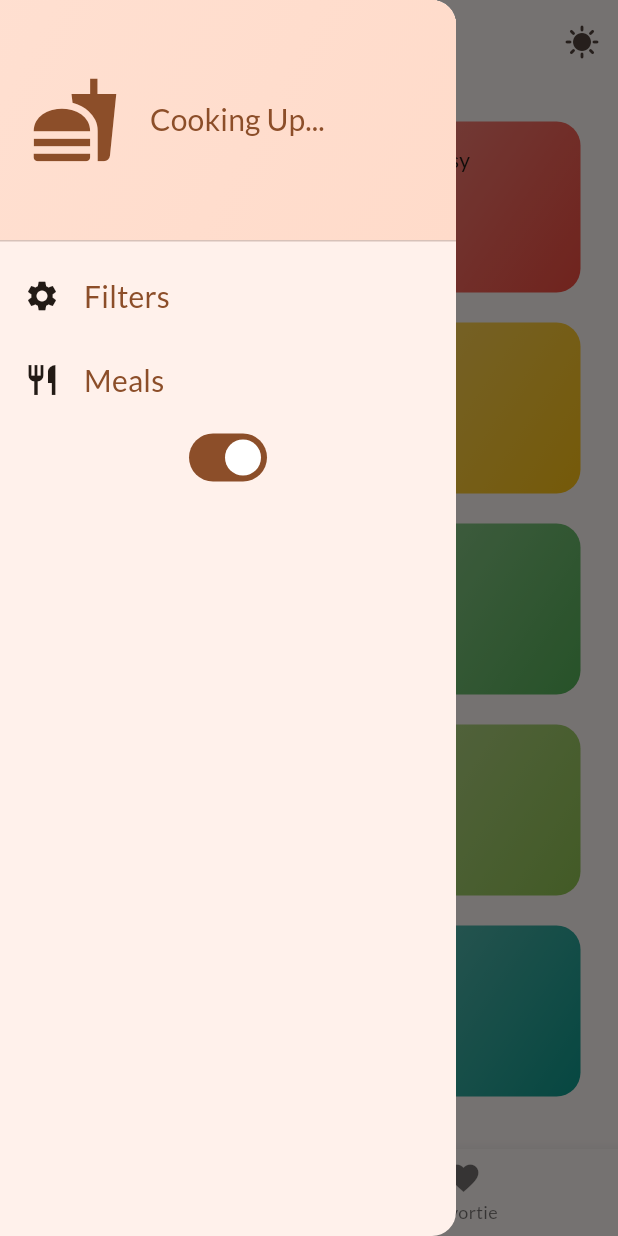
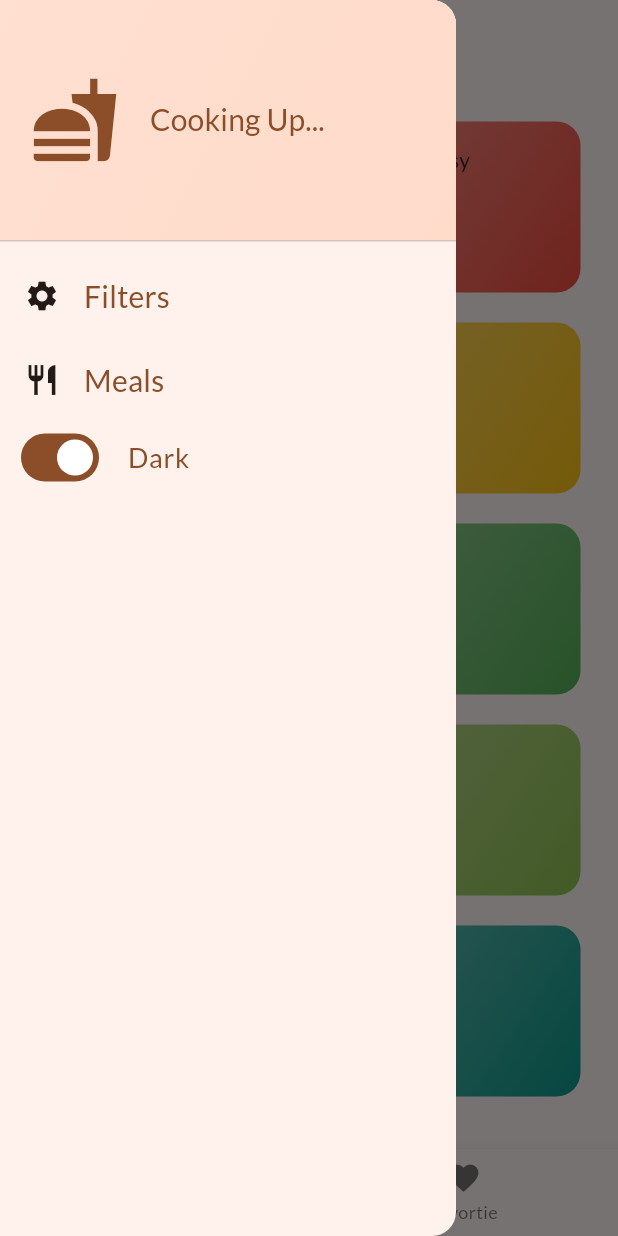
Before and after one commit to spector-0110/Meals, a Flutter app: the screen it shows after launch, with the side drawer open, on a phone screen of 412 x 824 dp. Run offline on Flutter 3.47's test engine with Material 2 defaults, Android fonts, the phone set to English and light mode, and no system bars; our stand-ins replace google_fonts, transparent_image.

Commit message:
button removed

```diff
--- a/lib/screens/tab_screen_state.dart
+++ b/lib/screens/tab_screen_state.dart
@@ -115,16 +115,6 @@ class _TabsScreenState extends State<TabsScreen> {
       ),
       appBar: AppBar(
         title: Text(activePageTitle),
-        actions: [
-          IconButton(
-            onPressed: () {
-              widget.onChangeMode(widget.currentMode);
-            },
-            icon: widget.currentMode
-                ? const Icon(Icons.sunny)
-                : const Icon(Icons.dark_mode),
-          )
-        ],
       ),
       body: activePage,
       bottomNavigationBar: BottomNavigationBar(
--- a/lib/widgets/main_drawer.dart
+++ b/lib/widgets/main_drawer.dart
@@ -2,7 +2,10 @@ import 'package:flutter/material.dart';
 
 class MainDrawer extends StatelessWidget {
   MainDrawer(
-      {super.key, required this.onSelectFilters, required this.onChangeMode,required this.currentMode});
+      {super.key,
+      required this.onSelectFilters,
+      required this.onChangeMode,
+      required this.currentMode});
 
   final void Function(String) onSelectFilters;
   final Function(bool) onChangeMode;
@@ -72,11 +75,27 @@ class MainDrawer extends StatelessWidget {
                 color: Theme.of(context).colorScheme.primary, fontSize: 20),
           ),
         ),
-        Switch(
-          value: currentMode,
-          onChanged: (value) {
-            onChangeMode(value);
-          },
+        Padding(
+          padding: const EdgeInsets.symmetric(horizontal: 10.0),
+          child: Row(
+            children: [
+              Switch(
+                splashRadius: 100,
+                value: currentMode,
+                onChanged: (value) {
+                  onChangeMode(value);
+                },
+              ),
+              const SizedBox(
+                width: 15,
+              ),
+              Text(
+                currentMode ? 'Dark' : 'Light',
+                style: Theme.of(context).textTheme.labelMedium?.copyWith(
+                    fontSize: 18, color: Theme.of(context).colorScheme.primary),
+              ),
+            ],
+          ),
         )
       ]),
     );
```
